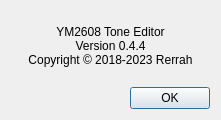
Qt form src/aboutdialog.ui (rerrahkr/YM2608-Tone-Editor) before a commit.
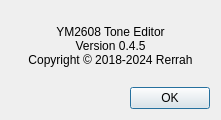
The same form after that commit.

Commit message: Revise app version to v0.4.5

Diff of the .ui file:
```diff
--- a/src/aboutdialog.ui
+++ b/src/aboutdialog.ui
@@ -21,8 +21,8 @@
      </property>
      <property name="text">
       <string>YM2608 Tone Editor
-Version 0.4.4
-Copyright © 2018-2023 Rerrah</string>
+Version 0.4.5
+Copyright © 2018-2024 Rerrah</string>
      </property>
      <property name="textFormat">
       <enum>Qt::PlainText</enum>
```
The commit also changes 2 other files.
